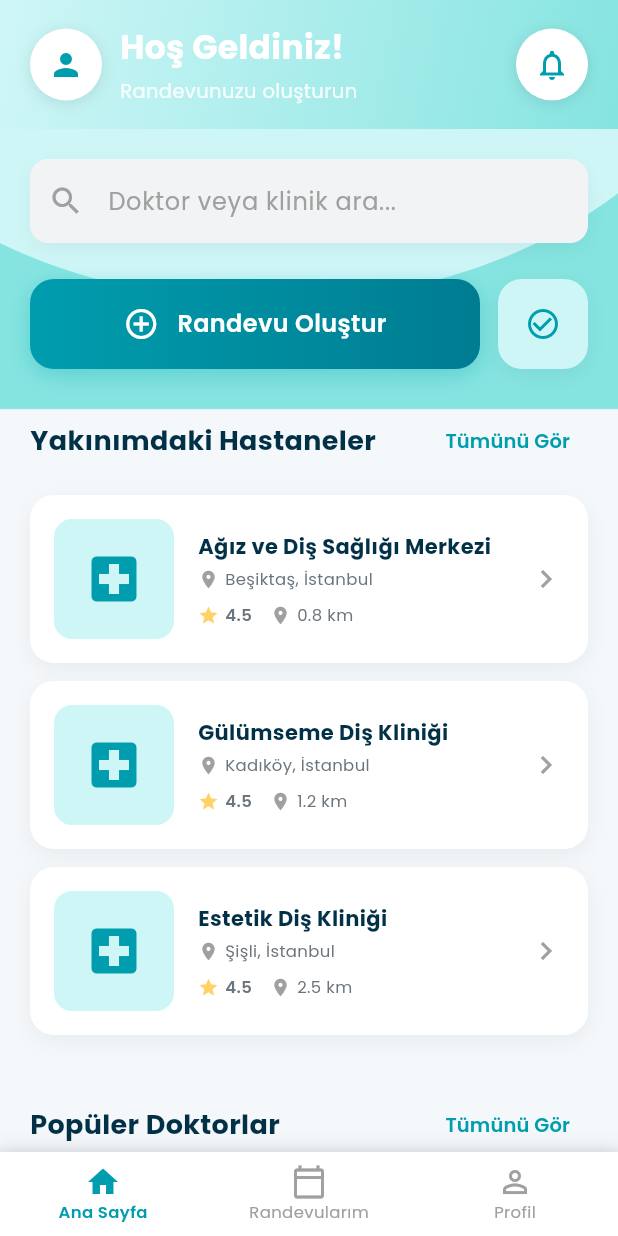
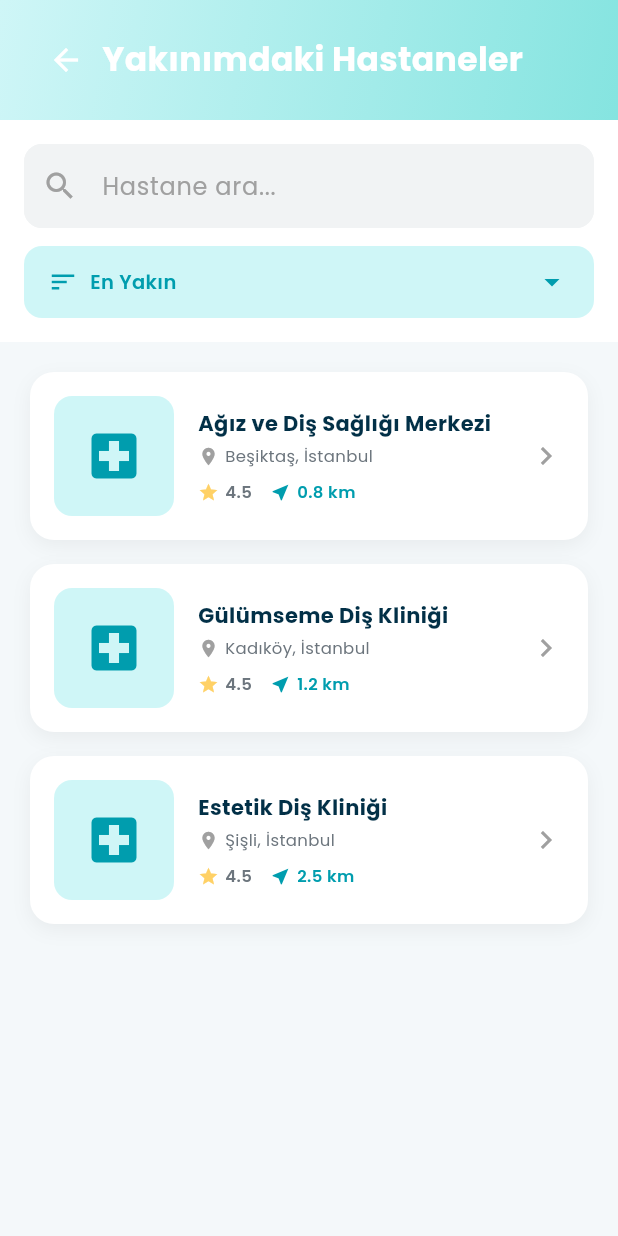
Before and after one commit to CemBlt/app_dent, a Flutter app: the screen it shows after launch, after a tap on "Tümünü Gör", on a phone screen of 412 x 824 dp. Run offline on Flutter 3.47's test engine with Material 3 defaults, Android fonts, the phone set to English and light mode, and no system bars; our stand-ins replace google_fonts; accounts and stored records are empty.

Commit message:
Yakınımdaki hastaneler detay

```diff
--- /dev/null
+++ b/lib/screens/all_hospitals_screen.dart
@@ -0,0 +1,483 @@
+import 'package:flutter/material.dart';
+import '../theme/app_theme.dart';
+import '../models/hospital.dart';
+import '../services/json_service.dart';
+
+class AllHospitalsScreen extends StatefulWidget {
+  const AllHospitalsScreen({super.key});
+
+  @override
+  State<AllHospitalsScreen> createState() => _AllHospitalsScreenState();
+}
+
+class _AllHospitalsScreenState extends State<AllHospitalsScreen> {
+  List<Hospital> _allHospitals = [];
+  List<Hospital> _filteredHospitals = [];
+  final TextEditingController _searchController = TextEditingController();
+  String _sortBy = 'distance'; // distance, rating, name
+  bool _isLoading = true;
+
+  @override
+  void initState() {
+    super.initState();
+    _loadData();
+  }
+
+  Future<void> _loadData() async {
+    final hospitals = await JsonService.getHospitals();
+
+    // Maksimum 10km uzaklıktaki hastaneleri filtrele
+    final nearbyHospitals = hospitals.where((hospital) {
+      final distance = _getDistanceValue(hospital);
+      return distance <= 10.0;
+    }).toList();
+
+    // Uzaklığa göre sırala
+    nearbyHospitals.sort((a, b) {
+      final distanceA = _getDistanceValue(a);
+      final distanceB = _getDistanceValue(b);
+      return distanceA.compareTo(distanceB);
+    });
+
+    setState(() {
+      _allHospitals = nearbyHospitals;
+      _filteredHospitals = nearbyHospitals;
+      _isLoading = false;
+    });
+  }
+
+  // Uzaklık değerini sayısal olarak döndür
+  double _getDistanceValue(Hospital hospital) {
+    final distances = {
+      '1': 1.2,
+      '2': 0.8,
+      '3': 2.5,
+    };
+    return distances[hospital.id] ?? 1.6;
+  }
+
+  // Uzaklık hesaplama (string formatında)
+  String _getDistance(Hospital hospital) {
+    final distance = _getDistanceValue(hospital);
+    return '${distance.toStringAsFixed(1)} km';
+  }
+
+  void _onSearchChanged(String query) {
+    setState(() {
+      if (query.isEmpty) {
+        _filteredHospitals = _allHospitals;
+      } else {
+        final lowerQuery = query.toLowerCase();
+        _filteredHospitals = _allHospitals.where((hospital) {
+          return hospital.name.toLowerCase().contains(lowerQuery) ||
+              hospital.address.toLowerCase().contains(lowerQuery);
+        }).toList();
+      }
+      _applySorting();
+    });
+  }
+
+  void _applySorting() {
+    setState(() {
+      switch (_sortBy) {
+        case 'distance':
+          _filteredHospitals.sort((a, b) {
+            final distanceA = _getDistanceValue(a);
+            final distanceB = _getDistanceValue(b);
+            return distanceA.compareTo(distanceB);
+          });
+          break;
+        case 'rating':
+          // Şimdilik sabit puan kullanıyoruz, gerçek puan sistemi eklendiğinde güncellenir
+          _filteredHospitals.sort((a, b) => b.name.compareTo(a.name));
+          break;
+        case 'name':
+          _filteredHospitals.sort((a, b) => a.name.compareTo(b.name));
+          break;
+      }
+    });
+  }
+
+  void _showSortOptions() {
+    showModalBottomSheet(
+      context: context,
+      shape: const RoundedRectangleBorder(
+        borderRadius: BorderRadius.vertical(top: Radius.circular(20)),
+      ),
+      builder: (context) => Container(
+        padding: const EdgeInsets.all(20),
+        child: Column(
+          mainAxisSize: MainAxisSize.min,
+          children: [
+            Text(
+              'Sıralama',
+              style: AppTheme.headingSmall,
+            ),
+            const SizedBox(height: 20),
+            _buildSortOption('distance', 'En Yakın', Icons.near_me),
+            _buildSortOption('rating', 'En Yüksek Puan', Icons.star),
+            _buildSortOption('name', 'Alfabetik', Icons.sort_by_alpha),
+          ],
+        ),
+      ),
+    );
+  }
+
+  Widget _buildSortOption(String value, String label, IconData icon) {
+    final isSelected = _sortBy == value;
+    return ListTile(
+      leading: Icon(icon, color: isSelected ? AppTheme.tealBlue : AppTheme.iconGray),
+      title: Text(
+        label,
+        style: AppTheme.bodyMedium.copyWith(
+          fontWeight: isSelected ? FontWeight.bold : FontWeight.normal,
+          color: isSelected ? AppTheme.tealBlue : AppTheme.darkText,
+        ),
+      ),
+      trailing: isSelected
+          ? Icon(Icons.check, color: AppTheme.tealBlue)
+          : null,
+      onTap: () {
+        setState(() {
+          _sortBy = value;
+        });
+        _applySorting();
+        Navigator.pop(context);
+      },
+    );
+  }
+
+  String _getSortLabel() {
+    switch (_sortBy) {
+      case 'distance':
+        return 'En Yakın';
+      case 'rating':
+        return 'En Yüksek Puan';
+      case 'name':
+        return 'Alfabetik';
+      default:
+        return 'Sırala';
+    }
+  }
+
+  @override
+  void dispose() {
+    _searchController.dispose();
+    super.dispose();
+  }
+
+  @override
+  Widget build(BuildContext context) {
+    return Scaffold(
+      body: Container(
+        decoration: const BoxDecoration(
+          image: DecorationImage(
+            image: AssetImage('assets/images/other_page.png'),
+            fit: BoxFit.cover,
+          ),
+        ),
+        child: SafeArea(
+          child: _isLoading
+              ? const Center(child: CircularProgressIndicator())
+              : Column(
+                  children: [
+                    // Header
+                    Container(
+                      padding: const EdgeInsets.symmetric(
+                        horizontal: 20,
+                        vertical: 16,
+                      ),
+                      decoration: BoxDecoration(
+                        gradient: const LinearGradient(
+                          begin: Alignment.topLeft,
+                          end: Alignment.bottomRight,
+                          colors: [
+                            AppTheme.lightTurquoise,
+                            AppTheme.mediumTurquoise,
+                          ],
+                        ),
+                      ),
+                      child: Row(
+                        children: [
+                          IconButton(
+                            icon: const Icon(Icons.arrow_back, color: AppTheme.white),
+                            onPressed: () => Navigator.pop(context),
+                          ),
+                          Expanded(
+                            child: Text(
+                              'Yakınımdaki Hastaneler',
+                              style: AppTheme.headingLarge.copyWith(
+                                color: AppTheme.white,
+                              ),
+                            ),
+                          ),
+                        ],
+                      ),
+                    ),
+                    // Arama ve Sıralama
+                    Container(
+                      color: AppTheme.white,
+                      padding: const EdgeInsets.all(16),
+                      child: Column(
+                        children: [
+                          // Arama Kutusu
+                          Container(
+                            decoration: BoxDecoration(
+                              color: AppTheme.inputFieldGray,
+                              borderRadius: BorderRadius.circular(12),
+                            ),
+                            child: TextField(
+                              controller: _searchController,
+                              decoration: InputDecoration(
+                                hintText: 'Hastane ara...',
+                                hintStyle: TextStyle(color: AppTheme.iconGray),
+                                prefixIcon: Icon(Icons.search, color: AppTheme.iconGray),
+                                suffixIcon: _searchController.text.isNotEmpty
+                                    ? IconButton(
+                                        icon: Icon(Icons.clear, color: AppTheme.iconGray),
+                                        onPressed: () {
+                                          setState(() {
+                                            _searchController.clear();
+                                            _onSearchChanged('');
+                                          });
+                                        },
+                                      )
+                                    : null,
+                                border: InputBorder.none,
+                                contentPadding: const EdgeInsets.symmetric(
+                                  horizontal: 20,
+                                  vertical: 16,
+                                ),
+                              ),
+                              onChanged: _onSearchChanged,
+                            ),
+                          ),
+                          const SizedBox(height: 12),
+                          // Sıralama Butonu
+                          Row(
+                            children: [
+                              Expanded(
+                                child: Container(
+                                  decoration: BoxDecoration(
+                                    color: AppTheme.lightTurquoise,
+                                    borderRadius: BorderRadius.circular(12),
+                                  ),
+                                  child: Material(
+                                    color: Colors.transparent,
+                                    child: InkWell(
+                                      onTap: _showSortOptions,
+                                      borderRadius: BorderRadius.circular(12),
+                                      child: Padding(
+                                        padding: const EdgeInsets.symmetric(
+                                          horizontal: 16,
+                                          vertical: 12,
+                                        ),
+                                        child: Row(
+                                          children: [
+                                            Icon(
+                                              Icons.sort,
+                                              color: AppTheme.tealBlue,
+                                              size: 20,
+                                            ),
+                                            const SizedBox(width: 8),
+                                            Text(
+                                              _getSortLabel(),
+                                              style: AppTheme.bodyMedium.copyWith(
+                                                color: AppTheme.tealBlue,
+                                                fontWeight: FontWeight.w600,
+                                              ),
+                                            ),
+                                            const Spacer(),
+                                            Icon(
+                                              Icons.arrow_drop_down,
+                                              color: AppTheme.tealBlue,
+                                            ),
+                                          ],
+                                        ),
+                                      ),
+                                    ),
+                                  ),
+                                ),
+                              ),
+                            ],
+                          ),
+                        ],
+                      ),
+                    ),
+                    // Hastane Listesi
+                    Expanded(
+                      child: _filteredHospitals.isEmpty
+                          ? Center(
+                              child: Column(
+                                mainAxisAlignment: MainAxisAlignment.center,
+                                children: [
+                                  Icon(
+                                    Icons.local_hospital_outlined,
+                                    size: 64,
+                                    color: AppTheme.iconGray,
+                                  ),
+                                  const SizedBox(height: 16),
+                                  Text(
+                                    'Hastane bulunamadı',
+                                    style: AppTheme.bodyLarge.copyWith(
+                                      color: AppTheme.grayText,
+                                    ),
+                                  ),
+                                  if (_searchController.text.isNotEmpty)
+                                    Padding(
+                                      padding: const EdgeInsets.only(top: 8),
+                                      child: Text(
+                                        'Arama kriterlerinizi değiştirmeyi deneyin',
+                                        style: AppTheme.bodySmall.copyWith(
+                                          color: AppTheme.grayText,
+                                        ),
+                                      ),
+                                    ),
+                                ],
+                              ),
+                            )
+                          : RefreshIndicator(
+                              onRefresh: _loadData,
+                              child: ListView.builder(
+                                padding: const EdgeInsets.all(20),
+                                itemCount: _filteredHospitals.length,
+                                itemBuilder: (context, index) {
+                                  final hospital = _filteredHospitals[index];
+                                  return _buildHospitalCard(hospital);
+                                },
+                              ),
+                            ),
+                    ),
+                  ],
+                ),
+        ),
+      ),
+    );
+  }
+
+  Widget _buildHospitalCard(Hospital hospital) {
+    return Container(
+      margin: const EdgeInsets.only(bottom: 16),
+      decoration: BoxDecoration(
+        color: AppTheme.white,
+        borderRadius: BorderRadius.circular(16),
+        boxShadow: [
+          BoxShadow(
+            color: Colors.black.withOpacity(0.05),
+            blurRadius: 10,
+            offset: const Offset(0, 4),
+          ),
+        ],
+      ),
+      child: Material(
+        color: Colors.transparent,
+        child: InkWell(
+          onTap: () {
+            // Hastane detay sayfasına yönlendirme
+          },
+          borderRadius: BorderRadius.circular(16),
+          child: Padding(
+            padding: const EdgeInsets.all(16),
+            child: Row(
+              children: [
+                // Hastane Görseli
+                Container(
+                  width: 80,
+                  height: 80,
+                  decoration: BoxDecoration(
+                    color: AppTheme.lightTurquoise,
+                    borderRadius: BorderRadius.circular(12),
+                  ),
+                  child: hospital.image != null
+                      ? ClipRRect(
+                          borderRadius: BorderRadius.circular(12),
+                          child: Image.network(
+                            hospital.image!,
+                            fit: BoxFit.cover,
+                          ),
+                        )
+                      : Icon(
+                          Icons.local_hospital,
+                          size: 40,
+                          color: AppTheme.tealBlue,
+                        ),
+                ),
+                const SizedBox(width: 16),
+                // Hastane Bilgileri
+                Expanded(
+                  child: Column(
+                    crossAxisAlignment: CrossAxisAlignment.start,
+                    children: [
+                      Text(
+                        hospital.name,
+                        style: AppTheme.bodyLarge.copyWith(
+                          fontWeight: FontWeight.bold,
+                        ),
+                        maxLines: 1,
+                        overflow: TextOverflow.ellipsis,
+                      ),
+                      const SizedBox(height: 4),
+                      Row(
+                        children: [
+                          Icon(
+                            Icons.location_on,
+                            size: 14,
+                            color: AppTheme.iconGray,
+                          ),
+                          const SizedBox(width: 4),
+                          Expanded(
+                            child: Text(
+                              hospital.address,
+                              style: AppTheme.bodySmall,
+                              maxLines: 1,
+                              overflow: TextOverflow.ellipsis,
+                            ),
+                          ),
+                        ],
+                      ),
+                      const SizedBox(height: 8),
+                      Row(
+                        children: [
+                          Icon(
+                            Icons.star,
+                            size: 14,
+                            color: AppTheme.accentYellow,
+                          ),
+                          const SizedBox(width: 4),
+                          Text(
+                            '4.5',
+                            style: AppTheme.bodySmall.copyWith(
+                              fontWeight: FontWeight.w600,
+                            ),
+                          ),
+                          const SizedBox(width: 12),
+                          Icon(
+                            Icons.near_me,
+                            size: 14,
+                            color: AppTheme.tealBlue,
+                          ),
+                          const SizedBox(width: 4),
+                          Text(
+                            _getDistance(hospital),
+                            style: AppTheme.bodySmall.copyWith(
+                              fontWeight: FontWeight.w600,
+                              color: AppTheme.tealBlue,
+                            ),
+                          ),
+                        ],
+                      ),
+                    ],
+                  ),
+                ),
+                Icon(
+                  Icons.chevron_right,
+                  color: AppTheme.iconGray,
+                ),
+              ],
+            ),
+          ),
+        ),
+      ),
+    );
+  }
+}
--- a/lib/screens/home_screen.dart
+++ b/lib/screens/home_screen.dart
@@ -6,6 +6,7 @@ import '../models/tip.dart';
 import '../services/json_service.dart';
 import '../theme/app_theme.dart';
 import 'create_appointment_screen.dart';
+import 'all_hospitals_screen.dart';
 
 class HomeScreen extends StatefulWidget {
   const HomeScreen({super.key});
@@ -507,7 +508,14 @@ class _HomeScreenState extends State<HomeScreen> {
                 ),
               ),
               TextButton(
-                onPressed: () {},
+                onPressed: () {
+                  Navigator.push(
+                    context,
+                    MaterialPageRoute(
+                      builder: (context) => const AllHospitalsScreen(),
+                    ),
+                  );
+                },
                 child: Text(
                   'Tümünü Gör',
                   style: AppTheme.bodyMedium.copyWith(
```
